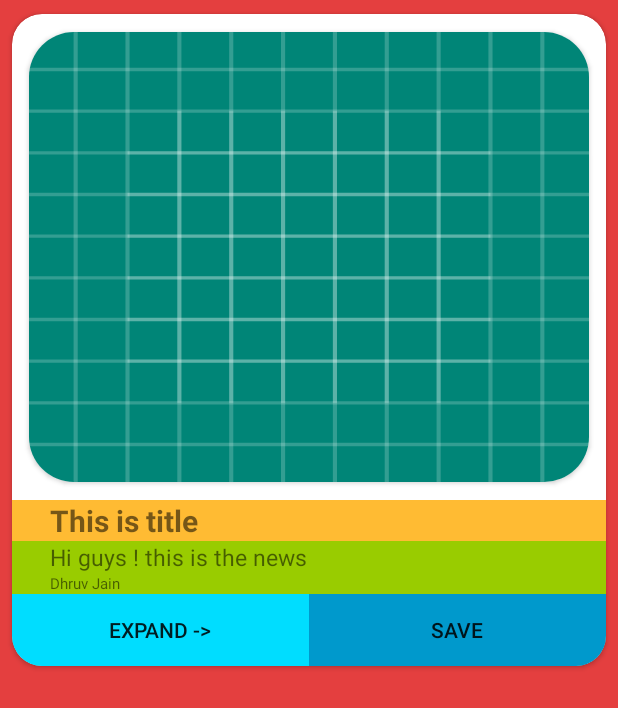
After one commit to DTU-BugBuster/SIH-Android, an Android app: the layout activity_recycle.xml on its own in the app's theme, with its tools: preview values and no code run, on a phone screen of 412 x 824 dp. The commit adds this screen. Shown: the top 708 px of the screen. Run offline under Robolectric (Android 15) with nearby library versions, the light colour scheme and no system bars.

Commit message:
News done

```diff
--- a/WaterBorne/app/build.gradle
+++ b/WaterBorne/app/build.gradle
@@ -53,7 +53,7 @@ dependencies {
     implementation 'com.google.android.gms:play-services-auth:12.0.1'
 
     implementation 'com.nightonke:boommenu:2.0.6'
-    implementation 'com.squareup.picasso:picasso:2.5.0'
+    implementation 'com.squareup.picasso:picasso:2.71828'
     implementation 'com.codemybrainsout.onboarding:onboarder:1.0.4'
     implementation 'me.itangqi.waveloadingview:library:0.3.5'
     implementation 'com.mxn.soul:flowingdrawer-core:2.0.0'
--- a/WaterBorne/app/src/main/AndroidManifest.xml
+++ b/WaterBorne/app/src/main/AndroidManifest.xml
@@ -58,7 +58,8 @@
         <activity android:name=".Auth.AnonymousActivity" />
         <activity android:name=".ReportIssuesRelated.ReportProblemActivity" />
         <activity android:name=".PaytmActivity" />
-        <activity android:name=".CloudMessaging.CloudMessaging"></activity>
+        <activity android:name=".CloudMessaging.CloudMessaging" />
+        <activity android:name=".NewsActivity"></activity>
     </application>
 
 </manifest>
--- a/WaterBorne/app/src/main/java/com/example/android/waterborne/MenuScreen.java
+++ b/WaterBorne/app/src/main/java/com/example/android/waterborne/MenuScreen.java
@@ -243,7 +243,7 @@ public class MenuScreen extends AppCompatActivity implements View.OnClickListene
         } else if (item.getText().equals("Chatbot")) {
             startActivity(new Intent(getBaseContext(), ChatbotActivity.class));
         } else if (item.getText().equals("News")) {
-//            startActivity(new Intent(getBaseContext(),news.class));
+            startActivity(new Intent(getBaseContext(),NewsActivity.class));
             Toast.makeText(this, "Will add in next version", Toast.LENGTH_SHORT).show();
         } else if (item.getText().equals("Is Place Safe")) {
 //            startActivity(new Intent(getBaseContext(),placeSafe.class));
--- a/WaterBorne/app/src/main/java/com/example/android/waterborne/ReportIssuesRelated/ReportProblemActivity.java
+++ b/WaterBorne/app/src/main/java/com/example/android/waterborne/ReportIssuesRelated/ReportProblemActivity.java
@@ -105,7 +105,7 @@ public class ReportProblemActivity extends AppCompatActivity {
                 && data != null && data.getData() != null) {
             mImageUri = data.getData();
 
-            Picasso.with(this).load(mImageUri).into(image);
+            Picasso.get().load(mImageUri).into(image);
         }
     }
 
--- /dev/null
+++ b/WaterBorne/app/src/main/res/layout/activity_recycle.xml
@@ -0,0 +1,103 @@
+<?xml version="1.0" encoding="utf-8"?>
+<android.support.v7.widget.CardView xmlns:android="http://schemas.android.com/apk/res/android"
+    xmlns:app="http://schemas.android.com/apk/res-auto"
+    xmlns:tools="http://schemas.android.com/tools"
+    android:layout_width="match_parent"
+    android:layout_height="wrap_content"
+    android:elevation="10dp"
+    android:orientation="vertical"
+    android:paddingTop="25dp"
+    app:cardCornerRadius="20dp"
+    app:cardUseCompatPadding="true"
+    >
+
+    <LinearLayout
+        android:layout_width="match_parent"
+        android:layout_height="wrap_content"
+        android:orientation="vertical">
+
+        <android.support.v7.widget.CardView
+            android:layout_width="match_parent"
+            android:layout_height="wrap_content"
+            android:elevation="20dp"
+            app:cardCornerRadius="30dp"
+            android:background="@android:color/holo_red_light"
+            app:cardUseCompatPadding="true"
+            >
+
+            <ImageView
+                android:id="@+id/ImgNews"
+                android:layout_width="match_parent"
+                android:layout_height="wrap_content"
+                android:minHeight="300dp"
+                android:paddingStart="10dp"
+                tools:background="@drawable/ic_launcher_background"
+                android:paddingLeft="10dp" />
+        </android.support.v7.widget.CardView>
+
+        <LinearLayout
+            android:layout_width="match_parent"
+            android:layout_height="wrap_content"
+            android:orientation="vertical">
+
+            <TextView
+                android:id="@+id/TitleNews"
+                android:layout_width="match_parent"
+                android:layout_height="wrap_content"
+                android:fontFamily="sans-serif"
+                android:textSize="20sp"
+                android:textStyle="bold"
+                tools:text="This is title"
+                android:paddingLeft="25dp"
+                android:paddingStart="25dp"
+                android:background="@android:color/holo_orange_light"
+                />
+
+            <TextView
+                android:id="@+id/Description"
+                android:layout_width="match_parent"
+                android:layout_height="wrap_content"
+                android:paddingLeft="25dp"
+                android:paddingStart="25dp"
+                android:text="Hi guys ! this is the news "
+                android:textSize="15sp"
+                android:background="@android:color/holo_green_light"
+                />
+
+            <TextView
+                android:id="@+id/PublishedAt"
+                android:layout_width="match_parent"
+                android:layout_height="wrap_content"
+                android:paddingLeft="25dp"
+                android:paddingStart="25dp"
+                android:textSize="10sp"
+                tools:text="Dhruv Jain"
+                android:background="@android:color/holo_green_light"
+                />
+            <LinearLayout
+                android:layout_width="match_parent"
+                android:layout_height="wrap_content"
+                android:orientation="horizontal"
+                >
+                <Button
+                    android:layout_width="0dp"
+                    android:layout_weight="1"
+                    android:layout_height="match_parent"
+                    android:background="@android:color/holo_blue_bright"
+                    android:minHeight="40dp"
+                    android:text="Expand ->"
+                    android:id="@+id/expand"
+                    />
+                <Button
+                    android:layout_weight="1"
+                    android:layout_width="0dp"
+                    android:layout_height="match_parent"
+                    android:text="Save"
+                    android:background="@android:color/holo_blue_dark"
+                    android:id="@+id/save"
+                    />
+            </LinearLayout>
+        </LinearLayout>
+    </LinearLayout>
+
+</android.support.v7.widget.CardView>
```
Also changed, not shown: WaterBorne/app/src/main/java/com/example/android/waterborne/Adapters/NewsAdapter.java (added, +104 -0 lines), WaterBorne/app/src/main/java/com/example/android/waterborne/Models/NewsBrief.java (added, +69 -0 lines), WaterBorne/app/src/main/java/com/example/android/waterborne/NewsActivity.java (added, +107 -0 lines), WaterBorne/app/src/main/res/layout/activity_news.xml (added, +17 -0 lines), WaterBorne/app/src/main/res/drawable/notfound.png (added).
